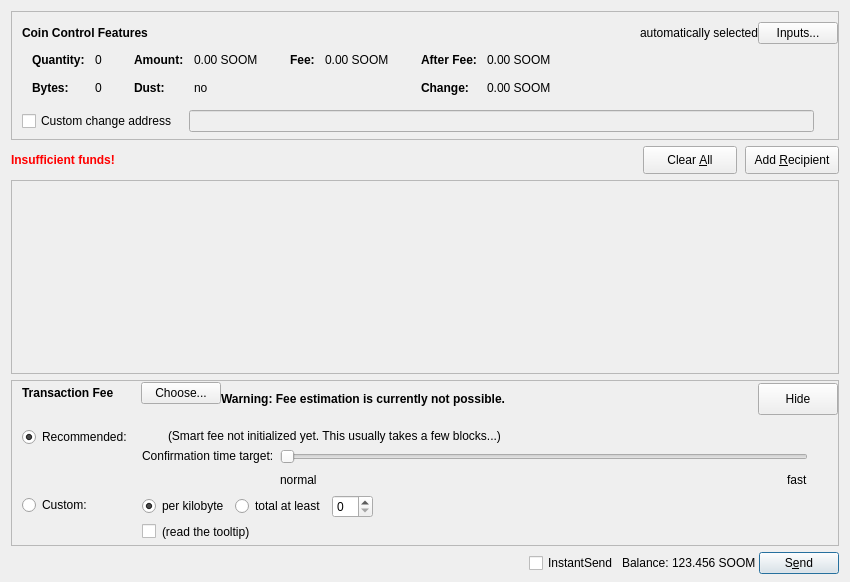
Above: src/qt/forms/sendcoinsdialog.ui from soom-4th-blockchain/soom-core before the change. Below: the same form after it.
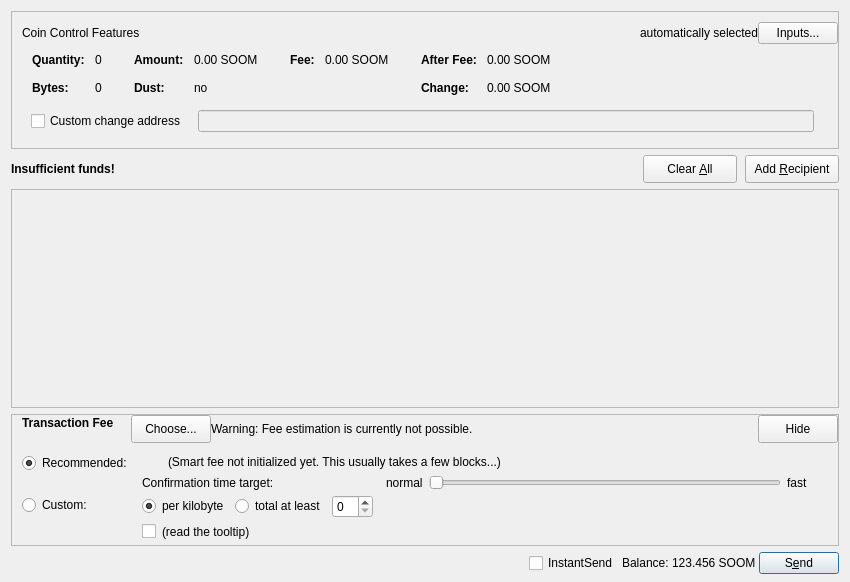
That is the form after the change. Custom widgets are drawn as their Qt base class.

```diff
--- a/src/qt/forms/sendcoinsdialog.ui
+++ b/src/qt/forms/sendcoinsdialog.ui
@@ -65,7 +65,7 @@
          <number>10</number>
         </property>
         <item>
-         <layout class="QHBoxLayout" name="horizontalLayoutCoinControl1">
+         <layout class="QHBoxLayout" name="horizontalLayoutCoinControl2">
           <property name="bottomMargin">
            <number>5</number>
           </property>
@@ -77,15 +77,6 @@
               <verstretch>0</verstretch>
              </sizepolicy>
             </property>
-            <property name="font">
-             <font>
-              <weight>75</weight>
-              <bold>true</bold>
-             </font>
-            </property>
-            <property name="styleSheet">
-             <string notr="true">font-weight:bold;</string>
-            </property>
             <property name="text">
              <string>Coin Control Features</string>
             </property>
@@ -157,7 +148,7 @@
           <property name="styleSheet">
            <string notr="true"/>
           </property>
-          <layout class="QHBoxLayout" name="horizontalLayoutCoinControl5">
+          <layout class="QHBoxLayout" name="horizontalLayoutCoinControl3">
            <property name="leftMargin">
             <number>0</number>
            </property>
@@ -171,7 +162,7 @@
             <number>0</number>
            </property>
            <item>
-            <layout class="QHBoxLayout" name="horizontalLayoutCoinControl3" stretch="0,0,0,1">
+            <layout class="QHBoxLayout" name="horizontalLayoutCoinControl4" stretch="0,0,0,1">
              <property name="spacing">
               <number>20</number>
              </property>
@@ -481,7 +472,8 @@
          </widget>
         </item>
         <item>
-         <layout class="QHBoxLayout" name="horizontalLayoutCoinControl4" stretch="0,0,0">
+         <widget class="QFrame" name="frameCoinControlSelection">
+          <layout class="QHBoxLayout" name="horizontalLayoutCoinControl5" stretch="0,0,0">
           <property name="spacing">
            <number>12</number>
           </property>
@@ -540,6 +532,7 @@
            </widget>
           </item>
          </layout>
+         </widget>
         </item>
         <item>
          <spacer name="verticalSpacerCoinControl">
@@ -560,7 +553,7 @@
     </widget>
    </item>
    <item>
-    <layout class="QHBoxLayout" name="horizontalLayoutCoinControl2" stretch="0,0,0,0">
+    <layout class="QHBoxLayout" name="horizontalLayoutCoinControl" stretch="0,0,0,0">
      <property name="spacing">
       <number>8</number>
      </property>
@@ -578,9 +571,6 @@
          <bold>true</bold>
         </font>
        </property>
-       <property name="styleSheet">
-        <string notr="true">color:red;font-weight:bold;</string>
-       </property>
        <property name="text">
         <string>Insufficient funds!</string>
        </property>
@@ -590,7 +580,7 @@
       </widget>
      </item>
      <item>
-      <spacer name="horizontalSpacerCoinControl">
+      <spacer name="verticalSpacer_7">
        <property name="orientation">
         <enum>Qt::Horizontal</enum>
        </property>
@@ -659,7 +649,7 @@
         <x>0</x>
         <y>0</y>
         <width>830</width>
-        <height>113</height>
+        <height>135</height>
        </rect>
       </property>
       <layout class="QVBoxLayout" name="verticalLayout_2" stretch="0,1">
@@ -806,9 +796,6 @@
                   <bold>true</bold>
                  </font>
                 </property>
-                <property name="styleSheet">
-                 <string notr="true">font-weight:bold;</string>
-                </property>
                 <property name="text">
                  <string>Transaction Fee</string>
                 </property>
@@ -821,25 +808,6 @@
                 </property>
                </widget>
               </item>
-              <item>
-               <widget class="QPushButton" name="buttonChooseFee">
-                <property name="minimumSize">
-                 <size>
-                  <width>0</width>
-                  <height>0</height>
-                 </size>
-                </property>
-                <property name="maximumSize">
-                 <size>
-                  <width>80</width>
-                  <height>32</height>
-                 </size>
-                </property>
-                <property name="text">
-                 <string>Choose...</string>
-                </property>
-               </widget>
-              </item>
              </layout>
             </item>
             <item>
@@ -860,12 +828,31 @@
             </item>
            </layout>
           </item>
+          <item>
+           <widget class="QPushButton" name="buttonChooseFee">
+            <property name="minimumSize">
+             <size>
+              <width>0</width>
+              <height>0</height>
+             </size>
+            </property>
+            <property name="maximumSize">
+             <size>
+              <width>80</width>
+              <height>28</height>
+             </size>
+            </property>
+            <property name="text">
+             <string>Choose...</string>
+            </property>
+           </widget>
+          </item>
           <item>
            <widget class="QLabel" name="fallbackFeeWarningLabel">
             <property name="font">
              <font>
-              <weight>75</weight>
-              <bold>true</bold>
+              <weight>50</weight>
+              <bold>false</bold>
              </font>
             </property>
             <property name="toolTip">
@@ -900,7 +887,7 @@
             <property name="maximumSize">
              <size>
               <width>80</width>
-              <height>32</height>
+              <height>28</height>
              </size>
             </property>
             <property name="toolTip">
@@ -1156,7 +1143,7 @@
                <item>
                 <layout class="QHBoxLayout" name="horizontalLayoutFee9">
                  <item>
-                  <layout class="QVBoxLayout" name="verticalLayoutFee6">
+                  <layout class="QHBoxLayout" name="verticalLayoutFee6">
                    <item>
                     <widget class="QLabel" name="labelSmartFee3">
                      <property name="text">
@@ -1168,25 +1155,35 @@
                     </widget>
                    </item>
                    <item>
-                    <spacer name="verticalSpacer_3">
-                     <property name="orientation">
-                      <enum>Qt::Vertical</enum>
+                    <widget class="QLabel" name="confirmationTargetLabel">
+                     <property name="enabled">
+                      <bool>true</bool>
                      </property>
-                     <property name="sizeHint" stdset="0">
+                     <property name="minimumSize">
                       <size>
-                       <width>1</width>
-                       <height>1</height>
+                       <width>100</width>
+                       <height>0</height>
                       </size>
                      </property>
-                    </spacer>
+                     <property name="text">
+                      <string/>
+                     </property>
+                    </widget>
                    </item>
                   </layout>
                  </item>
                  <item>
-                  <layout class="QVBoxLayout" name="verticalLayoutFee5">
+                  <layout class="QHBoxLayout" name="verticalLayoutFee5">
                    <property name="rightMargin">
                     <number>30</number>
                    </property>
+                   <item>
+                    <widget class="QLabel" name="labelSmartFeeNormal">
+                     <property name="text">
+                      <string>normal</string>
+                     </property>
+                    </widget>
+                   </item>
                    <item>
                     <widget class="QSlider" name="sliderSmartFee">
                      <property name="minimum">
@@ -1216,58 +1213,14 @@
                     </widget>
                    </item>
                    <item>
-                    <layout class="QHBoxLayout" name="horizontalLayoutFee10">
-                     <item>
-                      <widget class="QLabel" name="labelSmartFeeNormal">
-                       <property name="text">
-                        <string>normal</string>
-                       </property>
-                      </widget>
-                     </item>
-                     <item>
-                      <spacer name="horizontalSpacer_3">
-                       <property name="orientation">
-                        <enum>Qt::Horizontal</enum>
-                       </property>
-                       <property name="sizeHint" stdset="0">
-                        <size>
-                         <width>40</width>
-                         <height>20</height>
-                        </size>
-                       </property>
-                      </spacer>
-                     </item>
-                     <item>
-                      <widget class="QLabel" name="confirmationTargetLabel">
-                       <property name="enabled">
-                        <bool>true</bool>
-                       </property>
-                       <property name="text">
-                        <string/>
-                       </property>
-                      </widget>
-                     </item>
-                     <item>
-                      <spacer name="horizontalSpacer_7">
-                       <property name="orientation">
-                        <enum>Qt::Horizontal</enum>
-                       </property>
-                       <property name="sizeHint" stdset="0">
-                        <size>
-                         <width>40</width>
-                         <height>20</height>
-                        </size>
-                       </property>
-                      </spacer>
-                     </item>
-                     <item>
                       <widget class="QLabel" name="labelSmartFeeFast">
                        <property name="text">
                         <string>fast</string>
                        </property>
-                      </widget>
-                     </item>
-                    </layout>
+                     <property name="alignment">
+                      <set>Qt::AlignLeading|Qt::AlignLeft|Qt::AlignVCenter</set>
+                     </property>
+                    </widget>
                    </item>
                   </layout>
                  </item>
@@ -1421,17 +1374,17 @@
   </layout>
  </widget>
  <customwidgets>
-  <customwidget>
-   <class>QValidatedLineEdit</class>
-   <extends>QLineEdit</extends>
-   <header>qvalidatedlineedit.h</header>
-  </customwidget>
   <customwidget>
    <class>BitcoinAmountField</class>
    <extends>QSpinBox</extends>
    <header>bitcoinamountfield.h</header>
    <container>1</container>
   </customwidget>
+  <customwidget>
+   <class>QValidatedLineEdit</class>
+   <extends>QLineEdit</extends>
+   <header>qvalidatedlineedit.h</header>
+  </customwidget>
  </customwidgets>
  <resources>
   <include location="../soom.qrc"/>
```
Left out of the diff: 19 changed lines with no effect on the pictures. Lines whose indentation alone changed are shown as unchanged.
